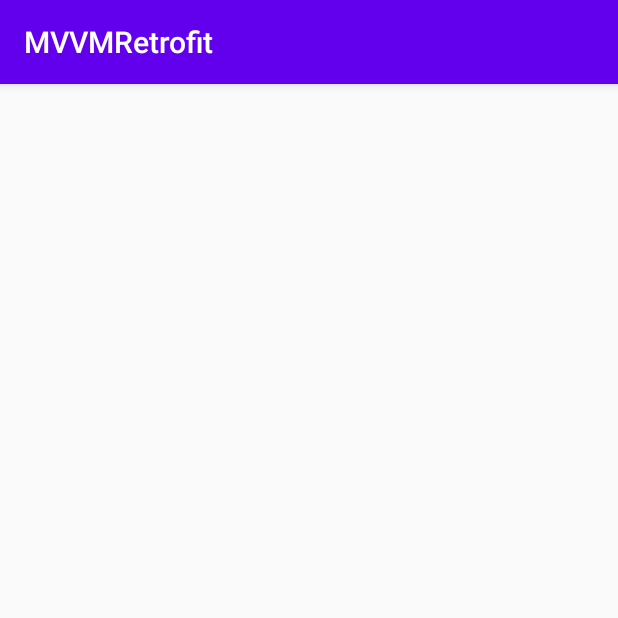
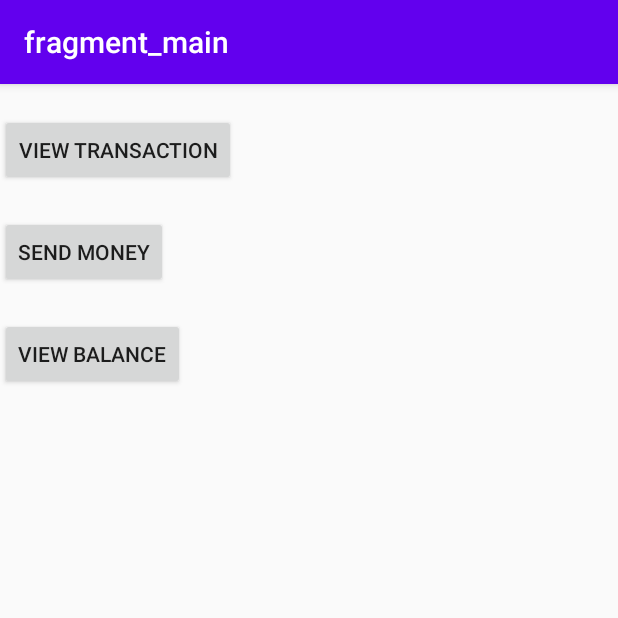
Before and after one commit to SaravanaMurale/MVVMRetrofit, an Android app: the screen it shows after launch (GetDataActivity before the commit, NavigationActivity after it), on a phone screen of 412 x 824 dp, the top half of it. Run offline under Robolectric (Android 15) with nearby library versions, the phone set to English and light mode, and no system bars; our stand-ins replace navigation-ui.

Commit message:
Navigation Component Commit

```diff
--- a/app/src/main/AndroidManifest.xml
+++ b/app/src/main/AndroidManifest.xml
@@ -9,11 +9,11 @@
         android:roundIcon="@mipmap/ic_launcher_round"
         android:supportsRtl="true"
         android:theme="@style/AppTheme">
-        <activity android:name=".navigationcomponent.NavigationActivity"></activity>
+        <!--<activity android:name=".navigationcomponent.NavigationActivity"></activity>-->
         <!-- <activity android:name=".room.RoomDatabaseActivity"></activity> -->
         <!-- <activity android:name=".home.view.LoginActivity"></activity> -->
         <!-- <activity android:name=".home.view.GetDataActivity" /> -->
-        <activity android:name=".home.view.GetDataActivity">
+        <activity android:name=".navigationcomponent.NavigationActivity">
             <intent-filter>
                 <action android:name="android.intent.action.MAIN" />
 
--- a/app/src/main/java/com/pojo/mvvmretrofit/navigationcomponent/MainFragment.java
+++ b/app/src/main/java/com/pojo/mvvmretrofit/navigationcomponent/MainFragment.java
@@ -3,10 +3,12 @@ package com.pojo.mvvmretrofit.navigationcomponent;
 import android.os.Bundle;
 
 import androidx.fragment.app.Fragment;
+import androidx.navigation.Navigation;
 
 import android.view.LayoutInflater;
 import android.view.View;
 import android.view.ViewGroup;
+import android.widget.Button;
 
 import com.pojo.mvvmretrofit.R;
 
@@ -14,6 +16,7 @@ import com.pojo.mvvmretrofit.R;
 public class MainFragment extends Fragment {
 
 
+    Button btnTransaction,btnSendMoney,btnViewBalance;
 
     public MainFragment() {
         // Required empty public constructor
@@ -30,6 +33,40 @@ public class MainFragment extends Fragment {
     public View onCreateView(LayoutInflater inflater, ViewGroup container,
                              Bundle savedInstanceState) {
         // Inflate the layout for this fragment
-        return inflater.inflate(R.layout.fragment_main, container, false);
+
+        View view=inflater.inflate(R.layout.fragment_main, container, false);
+
+        btnTransaction=view.findViewById(R.id.viewTransaction);
+        btnSendMoney=view.findViewById(R.id.sendMoney);
+        btnViewBalance=view.findViewById(R.id.viewBalance);
+
+
+        btnTransaction.setOnClickListener(new View.OnClickListener() {
+            @Override
+            public void onClick(View v) {
+
+                Navigation.findNavController(v).navigate(R.id.action_mainFragment2_to_transactionFragment2);
+
+            }
+        });
+
+        btnSendMoney.setOnClickListener(new View.OnClickListener() {
+            @Override
+            public void onClick(View v) {
+
+                Navigation.findNavController(v).navigate(R.id.action_mainFragment2_to_sendMoneyFragment);
+
+            }
+        });
+
+        btnViewBalance.setOnClickListener(new View.OnClickListener() {
+            @Override
+            public void onClick(View v) {
+
+                Navigation.findNavController(v).navigate(R.id.action_mainFragment2_to_viewBalanceFragment);
+            }
+        });
+
+        return view ;
     }
 }
--- a/app/src/main/java/com/pojo/mvvmretrofit/navigationcomponent/NavigationActivity.java
+++ b/app/src/main/java/com/pojo/mvvmretrofit/navigationcomponent/NavigationActivity.java
@@ -1,6 +1,9 @@
 package com.pojo.mvvmretrofit.navigationcomponent;
 
 import androidx.appcompat.app.AppCompatActivity;
+import androidx.navigation.NavController;
+import androidx.navigation.Navigation;
+import androidx.navigation.ui.NavigationUI;
 
 import android.os.Bundle;
 
@@ -8,9 +11,15 @@ import com.pojo.mvvmretrofit.R;
 
 public class NavigationActivity extends AppCompatActivity {
 
+    NavController navController;
+
     @Override
     protected void onCreate(Bundle savedInstanceState) {
         super.onCreate(savedInstanceState);
         setContentView(R.layout.activity_navigation);
+
+        navController= Navigation.findNavController(this,R.id.nav_host_fragment_container_main);
+        NavigationUI.setupActionBarWithNavController(this,navController);
+
     }
 }
--- a/app/src/main/res/layout/activity_navigation.xml
+++ b/app/src/main/res/layout/activity_navigation.xml
@@ -8,7 +8,7 @@
 
 
     <fragment
-        android:id="@+id/nav_host_fragment_container"
+        android:id="@+id/nav_host_fragment_container_main"
         android:layout_width="match_parent"
         android:layout_height="match_parent"
         android:name="androidx.navigation.fragment.NavHostFragment"
--- a/app/src/main/res/layout/fragment_main.xml
+++ b/app/src/main/res/layout/fragment_main.xml
@@ -13,7 +13,7 @@
         >
 
    <Button
-       android:id="@+id/viewTransition"
+       android:id="@+id/viewTransaction"
        android:layout_width="wrap_content"
        android:layout_height="wrap_content"
        android:text="View Transaction"
```
Also changed, not shown: app/src/main/java/com/pojo/mvvmretrofit/navigationcomponent/SendMoneyFragment.java (+16 -0 lines), app/src/main/java/com/pojo/mvvmretrofit/navigationcomponent/ViewBalanceFragment.java (+16 -0 lines), app/src/main/res/layout/fragment_sendmoney.xml (+11 -3 lines), app/src/main/res/layout/fragment_transaction.xml (+12 -4 lines), app/src/main/res/layout/fragment_viewbalance.xml (+10 -3 lines).
